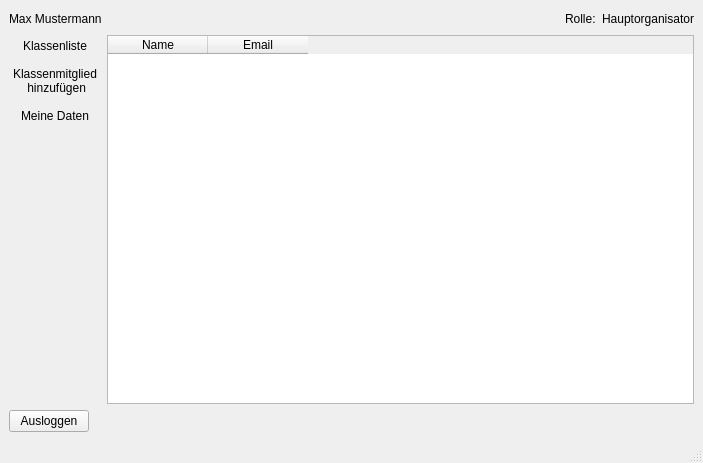
Leon0932/se_projekt, file showklassenlisteview.ui: the form before one commit.
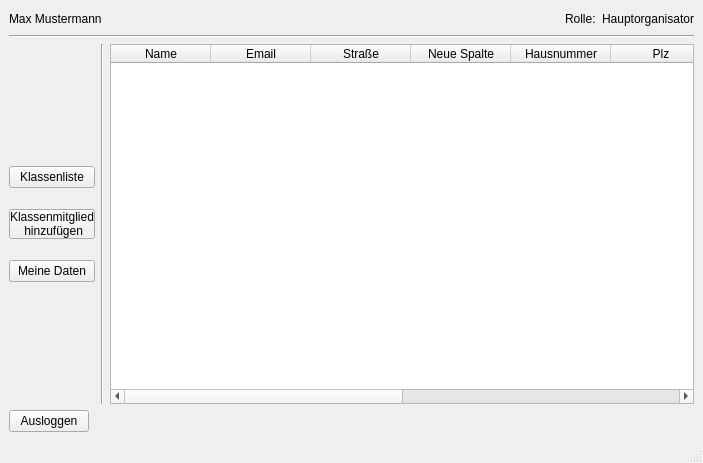
The form after the commit.

```diff
--- a/showklassenlisteview.ui
+++ b/showklassenlisteview.ui
@@ -56,28 +56,58 @@
       </item>
      </layout>
     </item>
+    <item>
+     <widget class="Line" name="line">
+      <property name="orientation">
+       <enum>Qt::Horizontal</enum>
+      </property>
+     </widget>
+    </item>
     <item>
      <layout class="QHBoxLayout" name="horizontalLayout">
       <item>
        <layout class="QVBoxLayout" name="verticalLayout">
+        <item>
+         <spacer name="verticalSpacer_2">
+          <property name="orientation">
+           <enum>Qt::Vertical</enum>
+          </property>
+          <property name="sizeHint" stdset="0">
+           <size>
+            <width>20</width>
+            <height>40</height>
+           </size>
+          </property>
+         </spacer>
+        </item>
         <item>
          <widget class="QPushButton" name="klassenlisteBtn">
           <property name="text">
            <string>Klassenliste</string>
           </property>
+          <property name="default">
+           <bool>false</bool>
+          </property>
           <property name="flat">
-           <bool>true</bool>
+           <bool>false</bool>
           </property>
          </widget>
         </item>
         <item>
          <widget class="QPushButton" name="addKmBtn">
+          <property name="styleSheet">
+           <string notr="true">margin-top: 15px;
+margin-bottom: 15px;</string>
+          </property>
           <property name="text">
            <string>Klassenmitglied
  hinzufügen</string>
           </property>
+          <property name="autoDefault">
+           <bool>false</bool>
+          </property>
           <property name="flat">
-           <bool>true</bool>
+           <bool>false</bool>
           </property>
          </widget>
         </item>
@@ -86,8 +116,11 @@
           <property name="text">
            <string>Meine Daten</string>
           </property>
+          <property name="default">
+           <bool>false</bool>
+          </property>
           <property name="flat">
-           <bool>true</bool>
+           <bool>false</bool>
           </property>
          </widget>
         </item>
@@ -106,6 +139,13 @@
         </item>
        </layout>
       </item>
+      <item>
+       <widget class="Line" name="line_2">
+        <property name="orientation">
+         <enum>Qt::Vertical</enum>
+        </property>
+       </widget>
+      </item>
       <item>
        <widget class="QTableWidget" name="tableWidget">
         <column>
@@ -118,6 +158,46 @@
           <string>Email</string>
          </property>
         </column>
+        <column>
+         <property name="text">
+          <string>Straße</string>
+         </property>
+        </column>
+        <column>
+         <property name="text">
+          <string>Neue Spalte</string>
+         </property>
+        </column>
+        <column>
+         <property name="text">
+          <string>Hausnummer</string>
+         </property>
+        </column>
+        <column>
+         <property name="text">
+          <string>Plz</string>
+         </property>
+        </column>
+        <column>
+         <property name="text">
+          <string>Ort</string>
+         </property>
+        </column>
+        <column>
+         <property name="text">
+          <string>Neue Spalte</string>
+         </property>
+        </column>
+        <column>
+         <property name="text">
+          <string>Land</string>
+         </property>
+        </column>
+        <column>
+         <property name="text">
+          <string>Kommentar</string>
+         </property>
+        </column>
        </widget>
       </item>
      </layout>
```
Left out of the diff: 7 changed lines with no effect on the pictures.
